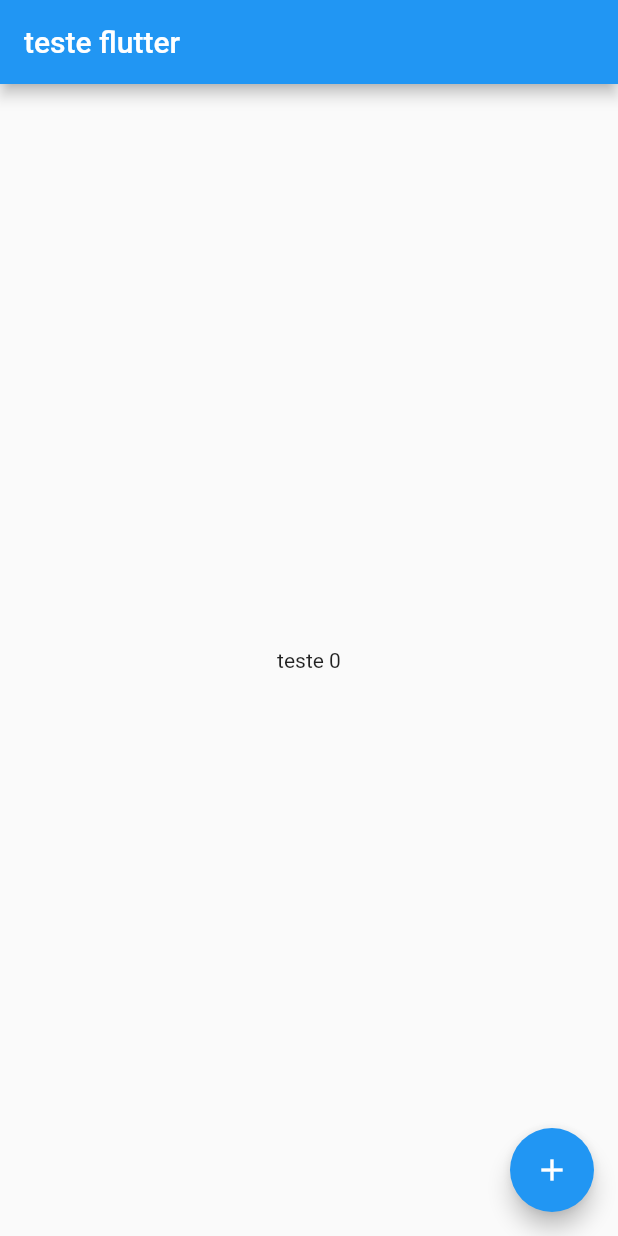
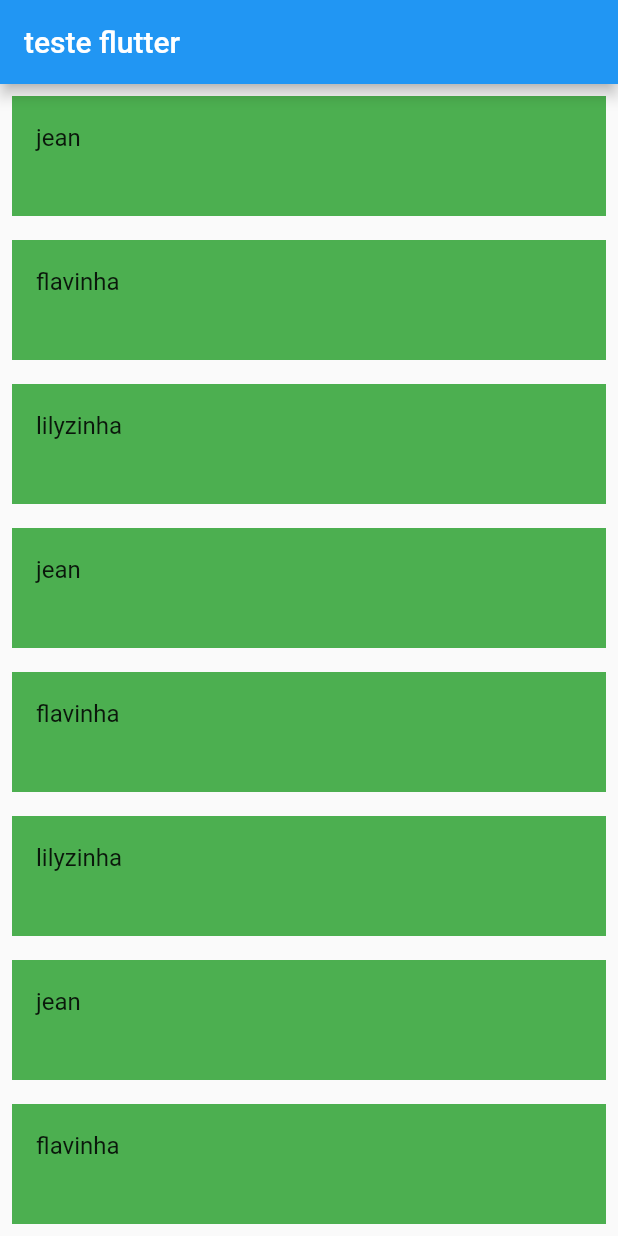
Before and after one commit to JeanSB/flutter_curso, a Flutter app: the screen it shows after launch, on a phone screen of 412 x 824 dp. Run offline on Flutter 3.47's test engine with Material 2 defaults, Android fonts, the phone set to English and light mode, and no system bars.

Commit message:
create list of containers and names - column

```diff
--- /dev/null
+++ b/hello_world/lib/HomePageColumnRow.dart
@@ -0,0 +1,64 @@
+import 'package:flutter/material.dart';
+
+class HomePageColumnRow extends StatefulWidget {
+  const HomePageColumnRow({Key? key}) : super(key: key);
+
+  @override
+  State<HomePageColumnRow> createState() => _HomePageColumnRowState();
+}
+
+class _HomePageColumnRowState extends State<HomePageColumnRow> {
+  var counter = 0;
+
+  @override
+  Widget build(BuildContext context) {
+    final names = [
+      'jean',
+      'flavinha',
+      'lilyzinha',
+      'jean',
+      'flavinha',
+      'lilyzinha',
+      'jean',
+      'flavinha',
+      'lilyzinha'
+    ];
+
+    return Scaffold(
+      appBar: AppBar(
+        title: Text('teste flutter'),
+      ),
+      body: SizedBox(
+        width: double.infinity,
+        height: double.infinity,
+        child: ListView.builder(
+          itemCount: names.length,
+          itemBuilder: ((context, index) {
+            final name = names[index];
+            return Container(
+              width: double.infinity,
+              height: 80,
+              margin: const EdgeInsets.all(8),
+              color: Colors.green,
+              child: ListTile(
+                title: Text(name),
+              ),
+            );
+            // return ListTile(
+            //   title: Text(name),
+            // );
+          }),
+          // children: [
+          //   for (var i = 0; i < 10; i++)
+          //     Container(
+          //       width: double.infinity,
+          //       height: 80,
+          //       margin: const EdgeInsets.all(8),
+          //       color: Colors.green,
+          //     )
+          // ],
+        ),
+      ),
+    );
+  }
+}
--- a/hello_world/lib/MyApp.dart
+++ b/hello_world/lib/MyApp.dart
@@ -1,5 +1,6 @@
 import 'package:flutter/material.dart';
 import 'package:hello_world/HomeController.dart';
+import 'package:hello_world/HomePageColumnRow.dart';
 import 'homePage.dart';
 
 class MyApp extends StatelessWidget {
@@ -7,6 +8,6 @@ class MyApp extends StatelessWidget {
 
   @override
   Widget build(BuildContext context) {
-    return MaterialApp(home: HomeController(child: HomePage()));
+    return MaterialApp(home: HomeController(child: HomePageColumnRow()));
   }
 }
```
Also changed, not shown: hello_world/lib/HomePage.dart (+0 -25 lines).
